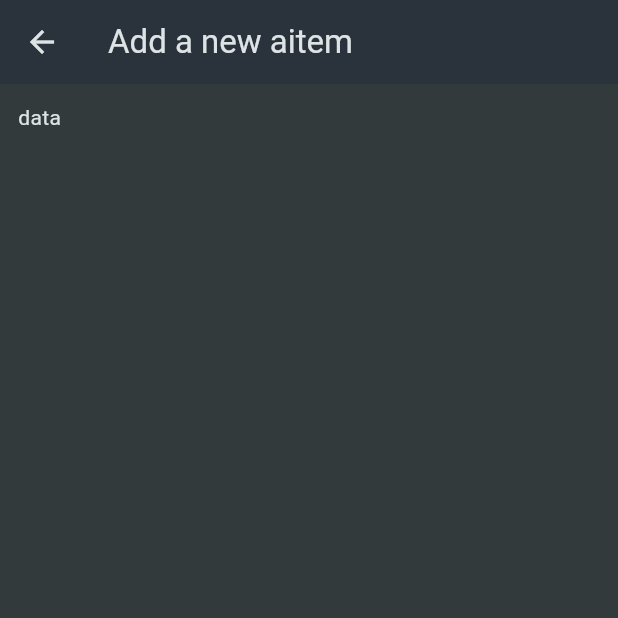
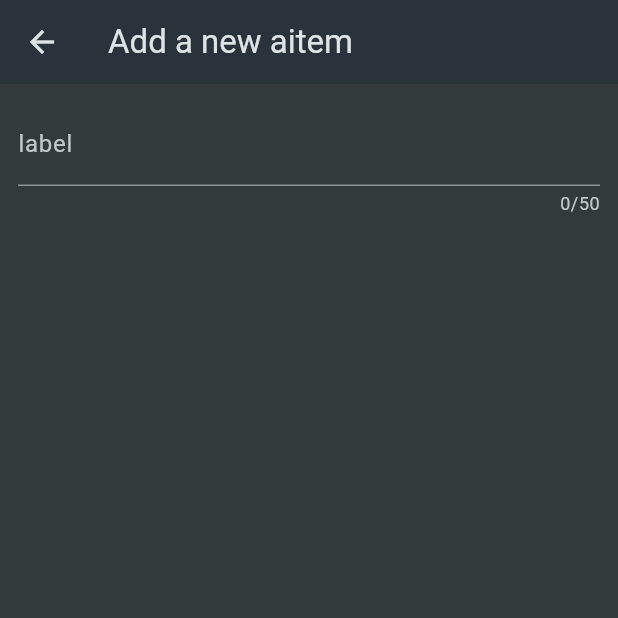
Before and after one commit to gunesserenay/shopping_list, a Flutter app: the NewItem screen opened directly, on a phone screen of 412 x 824 dp, the top half of it. Run offline on Flutter 3.47's test engine with Material 3 defaults, Android fonts, the phone set to English and light mode, and no system bars.

Commit message:
The form & text form field

```diff
--- a/lib/widgets/new_item.dart
+++ b/lib/widgets/new_item.dart
@@ -14,9 +14,21 @@ class _NewItemState extends State<NewItem> {
       appBar: AppBar(
         title: const Text('Add a new aitem'),
       ),
-      body: const Padding(
+      body: Padding(
         padding: const EdgeInsets.all(12),
-        child: Text('data'),
+        child: Form(
+          child: Column(
+            children: [
+              TextFormField(
+                maxLength: 50,
+                decoration: const InputDecoration(label: Text('label')),
+                validator: (value) {
+                  return 'Demo...';
+                },
+              )
+            ],
+          ),
+        ),
       ),
     );
   }
```
